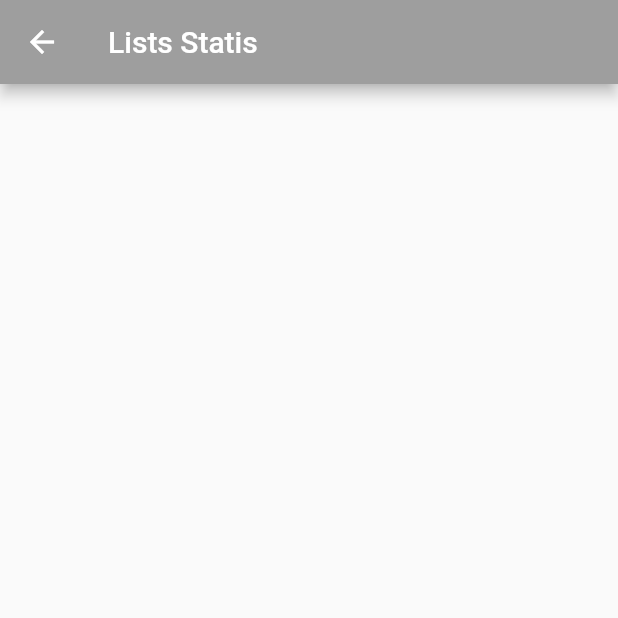
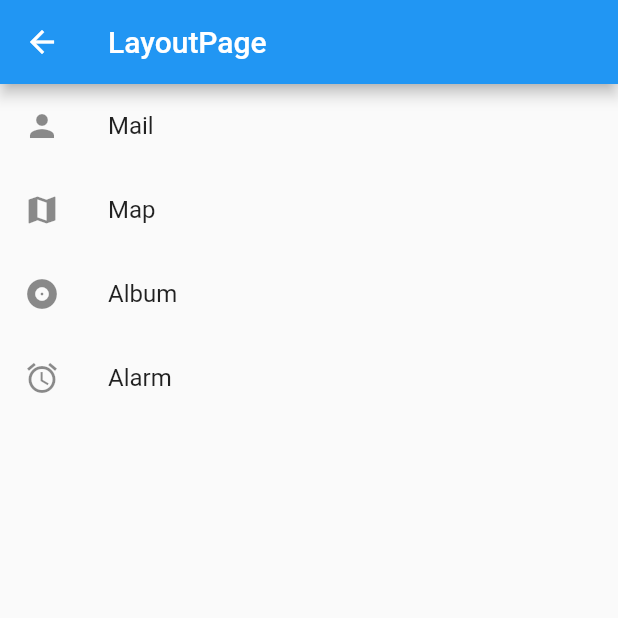
Before and after one commit to herry88/FlutterTraining, a Flutter app: the screen it shows after launch, in the side drawer, after a tap on "List Statis", on a phone screen of 412 x 824 dp, the top half of it. Run offline on Flutter 3.47's test engine with Material 2 defaults, Android fonts, the phone set to English and light mode, and no system bars; our stand-ins replace fluttertoast.

Commit message:
Baru Lagi

```diff
--- a/rowflutter/lib/ListStatis_page.dart
+++ b/rowflutter/lib/ListStatis_page.dart
@@ -2,17 +2,37 @@ import 'package:flutter/material.dart';
 // import 'package:rowflutter/index.dart';
 
 class ListStatisPage extends StatelessWidget {
-  static const String routeName = "/listStatis";
+  // static const String routeName = "/listStatis";
 
   @override
   Widget build(BuildContext context) {
-    // var _listStatisBloc = new ListStatisBloc();
+    // var _layoutPageBloc = new LayoutPageBloc();
     return new Scaffold(
       appBar: new AppBar(
-        title: new Text("Lists Statis"),
-        backgroundColor: Colors.grey,
+        title: new Text("LayoutPage"),
       ),
-      // body: new ListStatisScreen(listStatisBloc: _listStatisBloc),
+      body: ListView(
+        children: <Widget>[
+          ListTile(
+            leading: Icon(Icons.person),
+            title: Text('Mail'),
+
+          ),
+          ListTile(
+            leading: Icon(Icons.map),
+            title: Text('Map'),
+          ),
+          ListTile(
+            leading: Icon(Icons.album),
+            title: Text('Album'),
+          ),
+          ListTile(
+            leading: Icon(Icons.alarm),
+            title: Text('Alarm'),
+          ),
+        ],
+      ),
+      // body: new LayoutPageScreen(layoutPageBloc: _layoutPageBloc),
     );
   }
 }
```
